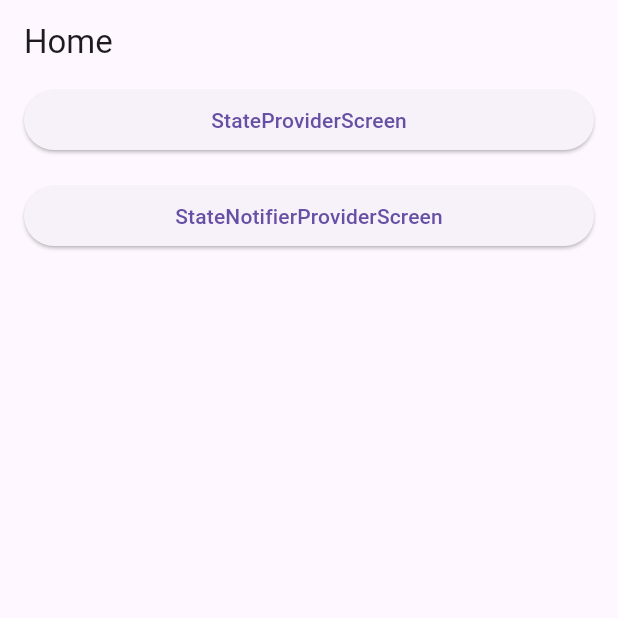
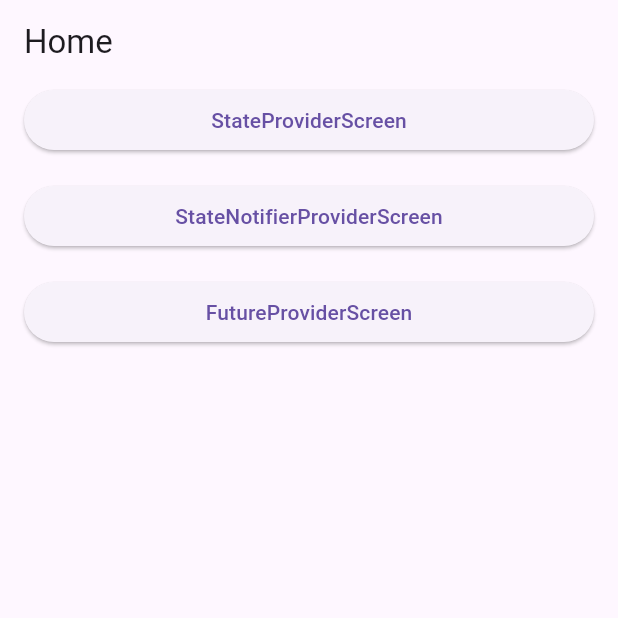
Before and after one commit to kangminchan99/Riverpod, a Flutter app: the screen it shows after launch, on a phone screen of 412 x 824 dp, the top half of it. Run offline on Flutter 3.47's test engine with Material 3 defaults, Android fonts, the light colour scheme and no system bars; our stand-ins replace flutter_riverpod.

Commit message:
FutureProvider

```diff
--- a/lib/presentation/screen/home_screen.dart
+++ b/lib/presentation/screen/home_screen.dart
@@ -1,5 +1,6 @@
 import 'package:flutter/material.dart';
 import 'package:riverpod_ex/layout/default_layout.dart';
+import 'package:riverpod_ex/presentation/screen/future_provider_screen.dart';
 import 'package:riverpod_ex/presentation/screen/state_notifier_provider.dart';
 import 'package:riverpod_ex/presentation/screen/state_provider_screen.dart';
 
@@ -33,6 +34,16 @@ class HomeScreen extends StatelessWidget {
             },
             child: const Text('StateNotifierProviderScreen'),
           ),
+          SizedBox(height: 16),
+          ElevatedButton(
+            onPressed: () {
+              Navigator.push(
+                context,
+                MaterialPageRoute(builder: (_) => FutureProviderScreen()),
+              );
+            },
+            child: const Text('FutureProviderScreen'),
+          ),
         ],
       ),
     );
```
Also changed, not shown: lib/presentation/screen/future_provider_screen.dart (added, +28 -0 lines), lib/riverpod/future_provider.dart (added, +9 -0 lines).
